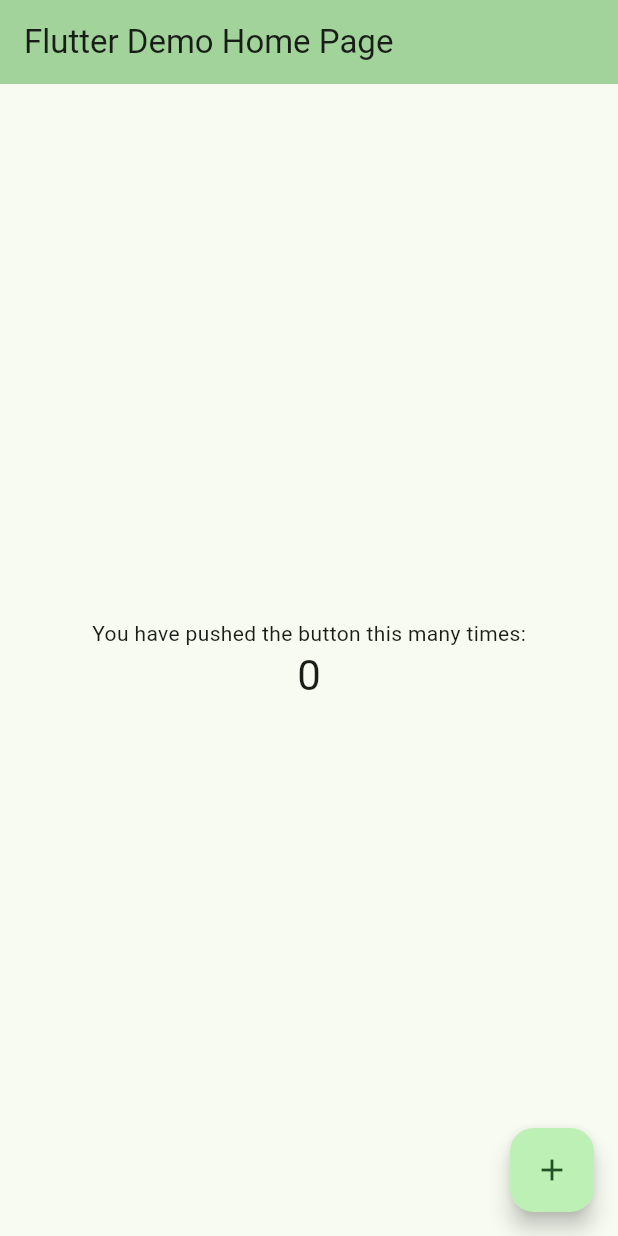
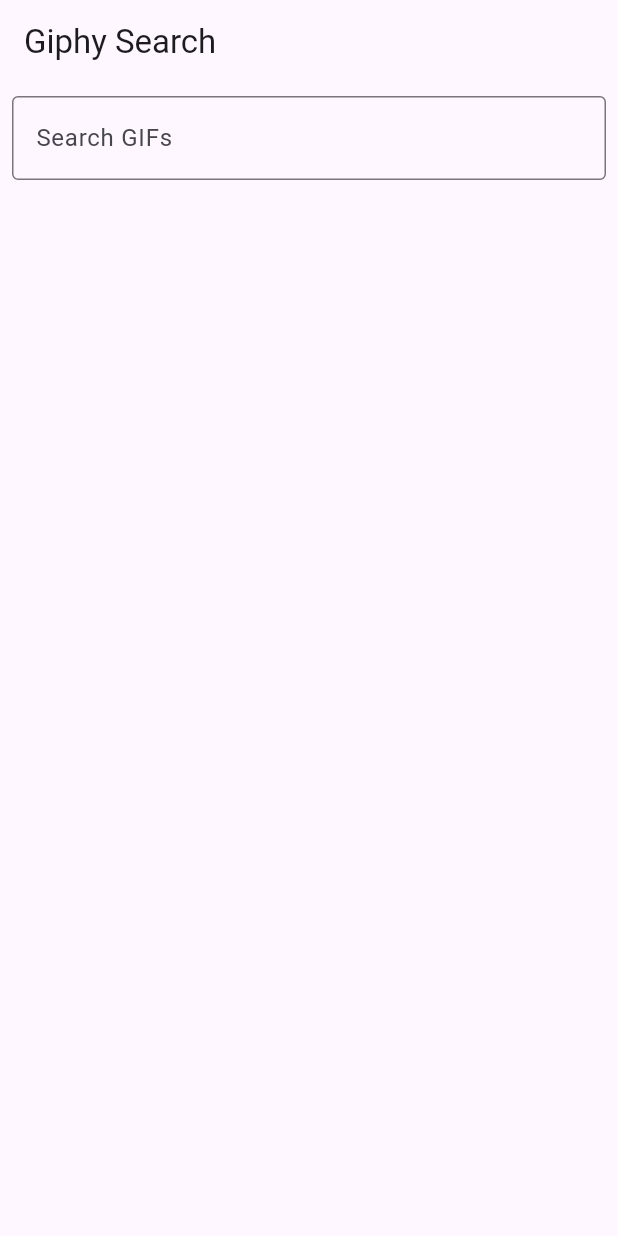
Before and after one commit to OsSLatvia/giphy_search_app, a Flutter app: the screen it shows after launch, on a phone screen of 412 x 824 dp. Run offline on Flutter 3.47's test engine with Material 3 defaults, Android fonts, the light colour scheme and no system bars; our stand-ins replace cached_network_image, connectivity_plus.

Commit message:
v1 working gif search app

```diff
--- /dev/null
+++ b/devtools_options.yaml
@@ -0,0 +1,3 @@
+description: This file stores settings for Dart & Flutter DevTools.
+documentation: https://docs.flutter.dev/tools/devtools/extensions#configure-extension-enablement-states
+extensions:
--- /dev/null
+++ b/lib/app.dart
@@ -0,0 +1,15 @@
+import 'package:flutter/material.dart';
+import 'ui/views/search_view.dart';
+
+class MyApp extends StatelessWidget {
+  @override
+  Widget build(BuildContext context) {
+    return MaterialApp(
+      title: 'Giphy Search App',
+      theme: ThemeData(
+        primarySwatch: Colors.blue,
+      ),
+      home: SearchView(),
+    );
+  }
+}
--- a/lib/main.dart
+++ b/lib/main.dart
@@ -1,125 +1,6 @@
 import 'package:flutter/material.dart';
+import 'app.dart';
 
 void main() {
-  runApp(const MyApp());
+  runApp(MyApp());
 }
-
-class MyApp extends StatelessWidget {
-  const MyApp({super.key});
-
-  // This widget is the root of your application.
-  @override
-  Widget build(BuildContext context) {
-    return MaterialApp(
-      title: 'Flutter Demo',
-      theme: ThemeData(
-        // This is the theme of your application.
-        //
-        // TRY THIS: Try running your application with "flutter run". You'll see
-        // the application has a purple toolbar. Then, without quitting the app,
-        // try changing the seedColor in the colorScheme below to Colors.green
-        // and then invoke "hot reload" (save your changes or press the "hot
-        // reload" button in a Flutter-supported IDE, or press "r" if you used
-        // the command line to start the app).
-        //
-        // Notice that the counter didn't reset back to zero; the application
-        // state is not lost during the reload. To reset the state, use hot
-        // restart instead.
-        //
-        // This works for code too, not just values: Most code changes can be
-        // tested with just a hot reload.
-        colorScheme: ColorScheme.fromSeed(seedColor: Colors.green),
-        useMaterial3: true,
-      ),
-      home: const MyHomePage(title: 'Flutter Demo Home Page'),
-    );
-  }
-}
-
-class MyHomePage extends StatefulWidget {
-  const MyHomePage({super.key, required this.title});
-
-  // This widget is the home page of your application. It is stateful, meaning
-  // that it has a State object (defined below) that contains fields that affect
-  // how it looks.
-
-  // This class is the configuration for the state. It holds the values (in this
-  // case the title) provided by the parent (in this case the App widget) and
-  // used by the build method of the State. Fields in a Widget subclass are
-  // always marked "final".
-
-  final String title;
-
-  @override
-  State<MyHomePage> createState() => _MyHomePageState();
-}
-
-class _MyHomePageState extends State<MyHomePage> {
-  int _counter = 0;
-  void _incrementCounter() {
-    setState(() {
-      // This call to setState tells the Flutter framework that something has
-      // changed in this State, which causes it to rerun the build method below
-      // so that the display can reflect the updated values. If we changed
-      // _counter without calling setState(), then the build method would not be
-      // called again, and so nothing would appear to happen.
-      _counter++;
-    });
-  }
-
-  @override
-  Widget build(BuildContext context) {
-    // This method is rerun every time setState is called, for instance as done
-    // by the _incrementCounter method above.
-    //
-    // The Flutter framework has been optimized to make rerunning build methods
-    // fast, so that you can just rebuild anything that needs updating rather
-    // than having to individually change instances of widgets.
-    return Scaffold(
-      appBar: AppBar(
-        // TRY THIS: Try changing the color here to a specific color (to
-        // Colors.amber, perhaps?) and trigger a hot reload to see the AppBar
-        // change color while the other colors stay the same.
-        backgroundColor: Theme.of(context).colorScheme.inversePrimary,
-        // Here we take the value from the MyHomePage object that was created by
-        // the App.build method, and use it to set our appbar title.
-        title: Text(widget.title),
-      ),
-      body: Center(
-        // Center is a layout widget. It takes a single child and positions it
-        // in the middle of the parent.
-        child: Column(
-          // Column is also a layout widget. It takes a list of children and
-          // arranges them vertically. By default, it sizes itself to fit its
-          // children horizontally, and tries to be as tall as its parent.
-          //
-          // Column has various properties to control how it sizes itself and
-          // how it positions its children. Here we use mainAxisAlignment to
-          // center the children vertically; the main axis here is the vertical
-          // axis because Columns are vertical (the cross axis would be
-          // horizontal).
-          //
-          // TRY THIS: Invoke "debug painting" (choose the "Toggle Debug Paint"
-          // action in the IDE, or press "p" in the console), to see the
-          // wireframe for each widget.
-          mainAxisAlignment: MainAxisAlignment.center,
-          children: <Widget>[
-            const Text(
-              'You have pushed the button this many times:',
-            ),
-            Text(
-              '$_counter',
-              style: Theme.of(context).textTheme.headlineMedium,
-            ),
-          ],
-
-        ),
-      ),
-      floatingActionButton: FloatingActionButton(
-        onPressed: _incrementCounter,
-        tooltip: 'Increment',
-        child: const Icon(Icons.add),
-      ), // This trailing comma makes auto-formatting nicer for build methods.
-    );
-  }
-}
--- /dev/null
+++ b/lib/models/gif.dart
@@ -0,0 +1,15 @@
+class Gif {
+  final String id;
+  final String url;
+  final String title;
+
+  Gif({required this.id, required this.url, required this.title});
+
+  factory Gif.fromJson(Map<String, dynamic> json) {
+    return Gif(
+      id: json['id'],
+      url: json['images']['fixed_height']['url'],
+      title: json['title'],
+    );
+  }
+}
--- /dev/null
+++ b/lib/providers/giphy_provider.dart
@@ -0,0 +1,29 @@
+import 'package:flutter/material.dart';
+import '../models/gif.dart';
+import '../services/giphy_service.dart';
+
+class GiphyProvider with ChangeNotifier {
+  final GiphyService _giphyService = GiphyService();
+  List<Gif> _gifs = [];
+  bool _isLoading = false;
+  String? _errorMessage;
+
+  List<Gif> get gifs => _gifs;
+  bool get isLoading => _isLoading;
+  String? get errorMessage => _errorMessage;
+
+  Future<void> searchGifs(String query) async {
+    _isLoading = true;
+    notifyListeners();
+
+    try {
+      _gifs = await _giphyService.searchGifs(query, 0);
+      _errorMessage = null;
+    } catch (e) {
+      _errorMessage = e.toString();
+    } finally {
+      _isLoading = false;
+      notifyListeners();
+    }
+  }
+}
--- /dev/null
+++ b/lib/services/giphy_service.dart
@@ -0,0 +1,19 @@
+import 'dart:convert';
+import 'package:http/http.dart' as http;
+import '../models/gif.dart';
+
+class GiphyService {
+  final String apiKey = 'JQ0EkvBKYacYqxmAXDuhvFs9oxTgamtR';
+
+  Future<List<Gif>> searchGifs(String query, int offset) async {
+    final response = await http.get(Uri.parse(
+        'https://api.giphy.com/v1/gifs/search?api_key=$apiKey&q=$query&offset=$offset&limit=20'));
+
+    if (response.statusCode == 200) {
+      final data = jsonDecode(response.body);
+      return (data['data'] as List).map((json) => Gif.fromJson(json)).toList();
+    } else {
+      throw Exception('Failed to load GIFs');
+    }
+  }
+}
--- /dev/null
+++ b/lib/ui/views/search_view.dart
@@ -0,0 +1,23 @@
+import 'package:flutter/material.dart';
+import 'package:provider/provider.dart';
+import '../../providers/giphy_provider.dart';
+import '../widgets/gif_grid.dart';
+import '../widgets/search_bar.dart' as mySearchBar;
+
+class SearchView extends StatelessWidget {
+  @override
+  Widget build(BuildContext context) {
+    return ChangeNotifierProvider(
+      create: (_) => GiphyProvider(),
+      child: Scaffold(
+        appBar: AppBar(title: Text('Giphy Search')),
+        body: Column(
+          children: [
+            mySearchBar.SearchBar(),  // This should be used as a widget, not a function call
+            Expanded(child: GifGrid()),
+          ],
+        ),
+      ),
+    );
+  }
+}
--- /dev/null
+++ b/lib/ui/widgets/gif_grid.dart
@@ -0,0 +1,46 @@
+import 'package:flutter/material.dart';
+import 'package:provider/provider.dart';
+import 'package:cached_network_image/cached_network_image.dart';
+import '../../providers/giphy_provider.dart';
+import '../views/detail_view.dart';
+
+class GifGrid extends StatelessWidget {
+  @override
+  Widget build(BuildContext context) {
+    final provider = Provider.of<GiphyProvider>(context);
+
+    if (provider.isLoading) {
+      return Center(child: CircularProgressIndicator());
+    }
+
+    if (provider.errorMessage != null) {
+      return Center(child: Text(provider.errorMessage!));
+    }
+
+    return GridView.builder(
+      itemCount: provider.gifs.length,
+      gridDelegate: SliverGridDelegateWithFixedCrossAxisCount(
+        crossAxisCount: 2,
+        childAspectRatio: 1.0,
+      ),
+      itemBuilder: (context, index) {
+        final gif = provider.gifs[index];
+        return GestureDetector(
+          onTap: () {
+            Navigator.push(
+              context,
+              MaterialPageRoute(
+                builder: (context) => DetailView(gif: gif),
+              ),
+            );
+          },
+          child: CachedNetworkImage(
+            imageUrl: gif.url,
+            placeholder: (context, url) => CircularProgressIndicator(),
+            errorWidget: (context, url, error) => Icon(Icons.error),
+          ),
+        );
+      },
+    );
+  }
+}
--- /dev/null
+++ b/lib/ui/widgets/search_bar.dart
@@ -0,0 +1,24 @@
+import 'package:flutter/material.dart';
+import 'package:provider/provider.dart';
+import '../../providers/giphy_provider.dart';
+
+class SearchBar extends StatelessWidget {
+  @override
+  Widget build(BuildContext context) {
+    final provider = Provider.of<GiphyProvider>(context, listen: false);
+    return Padding(
+      padding: const EdgeInsets.all(8.0),
+      child: TextField(
+        onChanged: (query) {
+          if (query.length > 2) {
+            provider.searchGifs(query);
+          }
+        },
+        decoration: InputDecoration(
+          labelText: 'Search GIFs',
+          border: OutlineInputBorder(),
+        ),
+      ),
+    );
+  }
+}
--- a/pubspec.yaml
+++ b/pubspec.yaml
@@ -35,6 +35,10 @@
   # The following adds the Cupertino Icons font to your application.
   # Use with the CupertinoIcons class for iOS style icons.
   cupertino_icons: ^1.0.6
+  http: ^1.2.2
+  provider: ^6.1.2
+  cached_network_image: ^3.3.1
+  connectivity_plus: ^5.0.2
 
 dev_dependencies:
   flutter_test:
```
Also changed, not shown: lib/ui/views/detail_view.dart (added, +23 -0 lines), lib/utils/network_checker.dart (added, +8 -0 lines), pubspec.lock, 4 other files.
